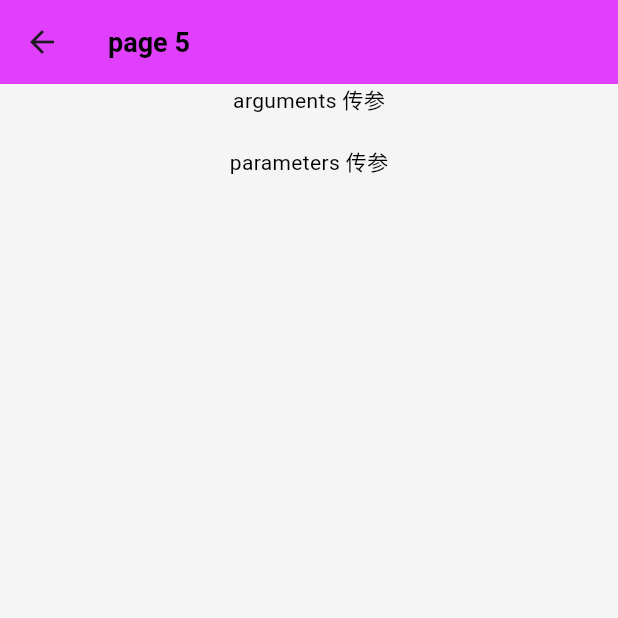
After one commit to tao111222333444/flutter_getx_argument, a Flutter app: the screen it shows after launch, after a tap on "同时使用arguments 和parameters 传参", on a phone screen of 412 x 824 dp, the top half of it. The commit adds this screen. Run offline on Flutter 3.47's test engine with Material 3 defaults, Android fonts, the phone set to English and light mode, and no system bars; our stand-ins replace get.

Commit message:
feat:添加 arguments 和 parameters 同时传参的示例代码

```diff
--- a/lib/common/routers/router_pages.dart
+++ b/lib/common/routers/router_pages.dart
@@ -4,6 +4,7 @@ import 'package:fluttersample/pages/pages/page_1.dart';
 import 'package:fluttersample/pages/pages/page_2.dart';
 import 'package:fluttersample/pages/pages/page_3.dart';
 import 'package:fluttersample/pages/pages/page_4.dart';
+import 'package:fluttersample/pages/pages/page_5.dart';
 import 'package:fluttersample/pages/splash/splash_binding.dart';
 import 'package:fluttersample/pages/splash/splash_page.dart';
 import 'package:get/get.dart';
@@ -18,6 +19,7 @@ class RouterPages {
   static const page2 = "/page2";
   static const page3 = "/page3";
   static const page4 = "/page4";
+  static const page5 = "/page5";
 
   static final List<GetPage> pages = [
     GetPage(name: initial,
@@ -40,5 +42,8 @@ class RouterPages {
     GetPage(name: page4,
       page:()=>  Page4(),
     ),
+    GetPage(name: page5,
+      page:()=>  Page5(),
+    ),
   ];
 }
--- a/lib/pages/main/main_logic.dart
+++ b/lib/pages/main/main_logic.dart
@@ -23,4 +23,8 @@ class MainLogic extends GetxController {
     Get.toNamed(RouterPages.page4,);
     toPage2();
   }
+
+  void toPage5(){
+    Get.toNamed(RouterPages.page5,arguments:{RouterArgumentKey.Argument1:"arguments 传参"} ,parameters:{RouterArgumentKey.Argument1:"parameters 传参"});
+  }
 }
--- a/lib/pages/main/main_page.dart
+++ b/lib/pages/main/main_page.dart
@@ -55,6 +55,12 @@ class MainPage extends StatelessWidget {
                     },
                     child: const Text("通过ParamManager 解决问题 page 3 的问题",style: TextStyle(color: Colors.black) ,
                     )),
+                OutlinedButton(
+                    onPressed: (){
+                      logic.toPage5();
+                    },
+                    child: const Text("同时使用arguments 和parameters 传参",style: TextStyle(color: Colors.black) ,
+                    )),
                 ],
             ),
           ),
--- /dev/null
+++ b/lib/pages/pages/page_5.dart
@@ -0,0 +1,39 @@
+import 'package:flutter/material.dart';
+import 'package:fluttersample/pages/pages/page_5_logic.dart';
+import 'package:get/get.dart';
+
+class Page5 extends StatelessWidget {
+  Page5({super.key});
+
+  final logic = Get.put(Page5Logic());
+  @override
+  Widget build(BuildContext context) {
+    return Scaffold(
+      appBar: AppBar(
+        backgroundColor: Colors.purpleAccent,
+        title: Text("page 5"),
+        titleTextStyle: const TextStyle(
+          fontSize: 18,
+          color: Colors.black,
+          fontWeight: FontWeight.bold,
+        ),
+      ),
+      extendBodyBehindAppBar: false,
+      body: Center(
+        child: Container(
+          child: Column(
+            children: [
+              Obx(() {
+                return Text(logic.argument.value, style: TextStyle(color: Colors.black));
+              }),
+              const SizedBox(height: 20,),
+              Obx(() {
+                return Text(logic.parameters.value, style: TextStyle(color: Colors.black));
+              }),
+            ],
+          ),
+        ),
+      ),
+    );
+  }
+}
--- /dev/null
+++ b/lib/pages/pages/page_5_logic.dart
@@ -0,0 +1,13 @@
+import 'package:fluttersample/common/routers/router_argument_key.dart';
+import 'package:get/get.dart';
+
+class Page5Logic extends GetxController{
+  var argument = "".obs;
+  var parameters = "".obs;
+  @override
+  void onReady() {
+    super.onReady();
+    argument.value = Get.arguments[RouterArgumentKey.Argument1];
+    parameters.value = Get.parameters[RouterArgumentKey.Argument1]??"";
+  }
+  }
```
